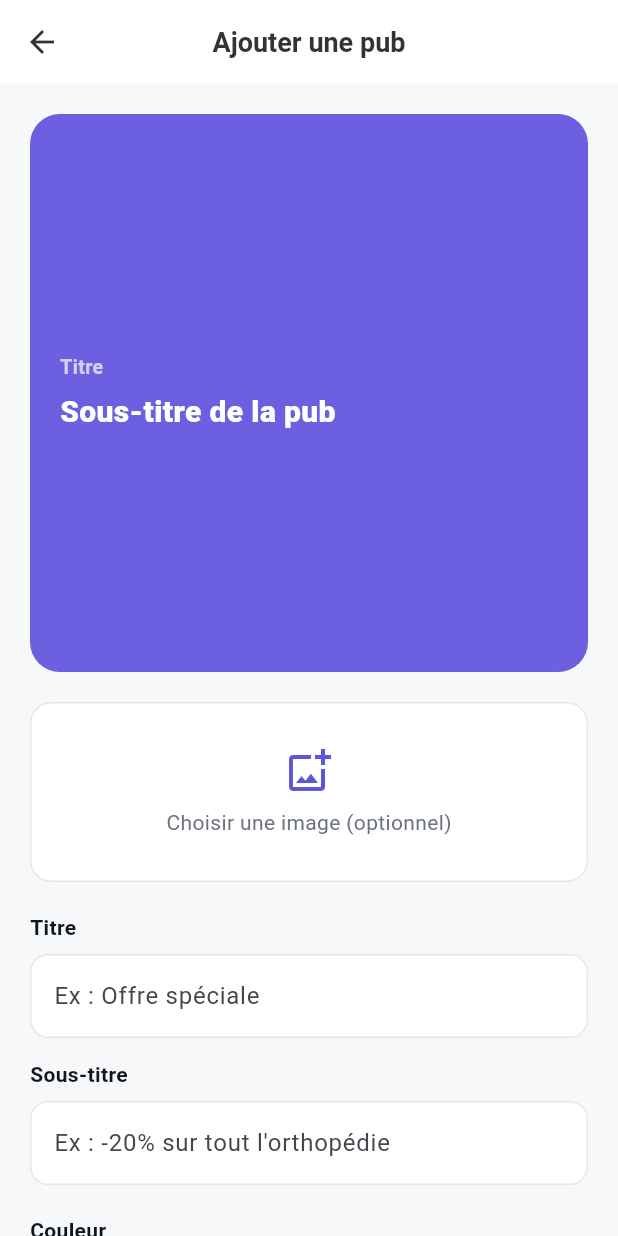
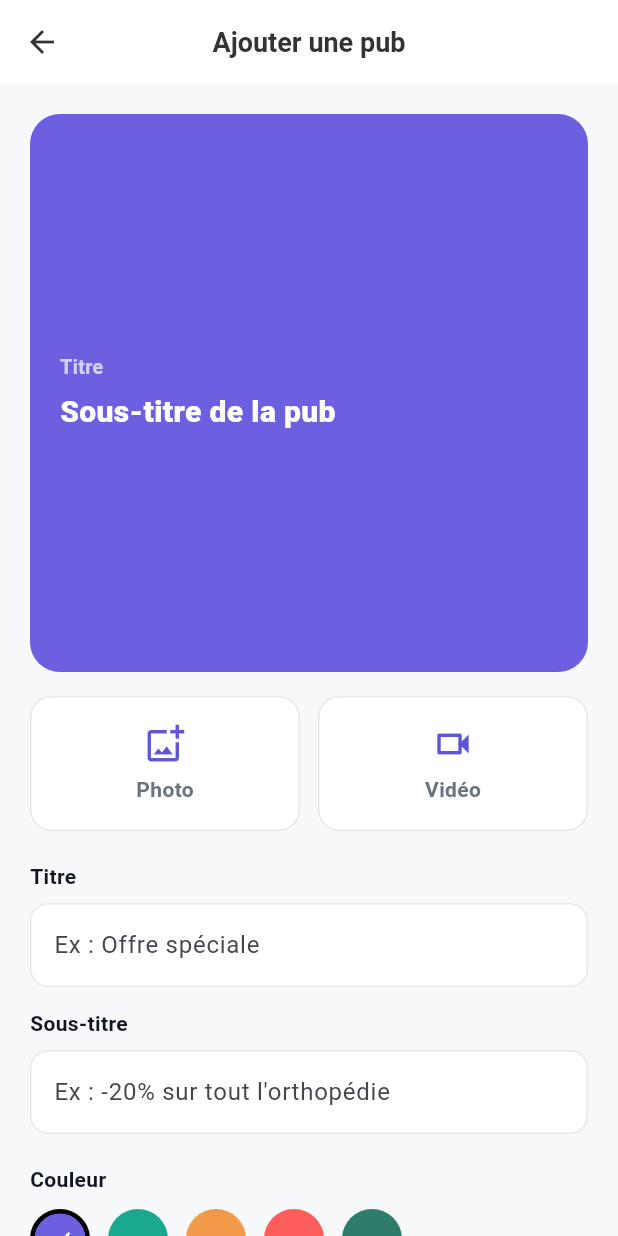
Before and after one commit to pfemoonbou-netizen/medicaclic, a Flutter app: the AddBannerScreen screen opened directly, on a phone screen of 412 x 824 dp. Run offline on Flutter 3.47's test engine with Material 3 defaults, Android fonts, the phone set to English and light mode, and no system bars; our stand-ins replace file_picker, flutter_map, geolocator, go_router, image_picker, latlong2 and 2 more; accounts and stored records are empty.

Commit message:
Boutique: bannieres pub en VIDEO (en plus des photos)
- L'admin peut choisir une photo OU une video (max 30s) pour la pub.
- La video se lit automatiquement, en boucle et sans son dans la banniere.
- Ajout du package video_player, colonne media_type sur promo_banners.

Co-Authored-By: Claude Opus 4.8 <noreply@anthropic.com>
Claude-Session: https://claude.ai/code/session_01Qugv98F72eF1ZMSTqq2YCm

```diff
--- a/lib/providers/product_provider.dart
+++ b/lib/providers/product_provider.dart
@@ -70,8 +70,11 @@ class AdBanner {
   final String title;
   final String subtitle;
   final String? imageUrl;
+  final String mediaType; // 'image' ou 'video'
   final Color color;
-  AdBanner({required this.id, required this.title, required this.subtitle, required this.imageUrl, required this.color});
+  AdBanner({required this.id, required this.title, required this.subtitle, required this.imageUrl, required this.mediaType, required this.color});
+
+  bool get isVideo => mediaType == 'video' && imageUrl != null;
 
   factory AdBanner.fromMap(Map<String, dynamic> map) {
     final hex = (map['color_hex'] as String?) ?? '#6C5FE0';
@@ -80,6 +83,7 @@ class AdBanner {
       title: (map['title'] as String?) ?? '',
       subtitle: (map['subtitle'] as String?) ?? '',
       imageUrl: map['image_url'] as String?,
+      mediaType: (map['media_type'] as String?) ?? 'image',
       color: Color(int.parse(hex.replaceFirst('#', '0xFF'))),
     );
   }
--- a/lib/screens/pharmacy/add_banner_screen.dart
+++ b/lib/screens/pharmacy/add_banner_screen.dart
@@ -17,7 +17,10 @@ class _AddBannerScreenState extends State<AddBannerScreen> {
 
   final _title = TextEditingController();
   final _subtitle = TextEditingController();
-  Uint8List? _imageBytes;
+  Uint8List? _mediaBytes;
+  String _mediaType = 'image'; // 'image' ou 'video'
+  String _fileExt = 'jpg';
+  String _contentType = 'image/jpeg';
   String _colorHex = '#6C5FE0';
   bool _saving = false;
   String? _error;
@@ -42,15 +45,40 @@ class _AddBannerScreenState extends State<AddBannerScreen> {
       final x = await ImagePicker().pickImage(source: ImageSource.gallery, imageQuality: 80, maxWidth: 1200);
       if (x == null) return;
       final bytes = await x.readAsBytes();
-      if (mounted) setState(() => _imageBytes = bytes);
+      if (mounted) {
+        setState(() {
+          _mediaBytes = bytes;
+          _mediaType = 'image';
+          _fileExt = 'jpg';
+          _contentType = 'image/jpeg';
+        });
+      }
     } catch (e) {
       if (mounted) setState(() => _error = 'Image: $e');
     }
   }
 
+  Future<void> _pickVideo() async {
+    try {
+      final x = await ImagePicker().pickVideo(source: ImageSource.gallery, maxDuration: const Duration(seconds: 30));
+      if (x == null) return;
+      final bytes = await x.readAsBytes();
+      if (mounted) {
+        setState(() {
+          _mediaBytes = bytes;
+          _mediaType = 'video';
+          _fileExt = 'mp4';
+          _contentType = 'video/mp4';
+        });
+      }
+    } catch (e) {
+      if (mounted) setState(() => _error = 'Vidéo: $e');
+    }
+  }
+
   Future<void> _publish() async {
-    if (_title.text.trim().isEmpty && _imageBytes == null) {
-      setState(() => _error = 'Ajoute au moins un titre ou une image.');
+    if (_title.text.trim().isEmpty && _mediaBytes == null) {
+      setState(() => _error = 'Ajoute au moins un titre, une image ou une vidéo.');
       return;
     }
     setState(() {
@@ -58,20 +86,21 @@ class _AddBannerScreenState extends State<AddBannerScreen> {
       _error = null;
     });
     try {
-      String? imageUrl;
-      if (_imageBytes != null) {
-        final path = 'banners/${DateTime.now().millisecondsSinceEpoch}.jpg';
+      String? mediaUrl;
+      if (_mediaBytes != null) {
+        final path = 'banners/${DateTime.now().millisecondsSinceEpoch}.$_fileExt';
         await supabase.storage.from('banner-images').uploadBinary(
               path,
-              _imageBytes!,
-              fileOptions: const FileOptions(contentType: 'image/jpeg', upsert: true),
+              _mediaBytes!,
+              fileOptions: FileOptions(contentType: _contentType, upsert: true),
             );
-        imageUrl = supabase.storage.from('banner-images').getPublicUrl(path);
+        mediaUrl = supabase.storage.from('banner-images').getPublicUrl(path);
       }
       await supabase.from('promo_banners').insert({
         'title': _title.text.trim(),
         'subtitle': _subtitle.text.trim(),
-        'image_url': imageUrl,
+        'image_url': mediaUrl,
+        'media_type': _mediaType,
         'color_hex': _colorHex,
         'active': true,
       });
@@ -101,26 +130,22 @@ class _AddBannerScreenState extends State<AddBannerScreen> {
         children: [
           // Aperçu
           _preview(),
-          const SizedBox(height: 20),
-          GestureDetector(
-            onTap: _pickImage,
-            child: Container(
-              height: 120,
-              decoration: BoxDecoration(
-                color: Colors.white,
-                borderRadius: BorderRadius.circular(14),
-                border: Border.all(color: const Color(0xFFE5E7EB)),
-              ),
-              child: Column(
-                mainAxisAlignment: MainAxisAlignment.center,
-                children: [
-                  Icon(_imageBytes == null ? Icons.add_photo_alternate_outlined : Icons.check_circle, color: _purple, size: 32),
-                  const SizedBox(height: 8),
-                  Text(_imageBytes == null ? 'Choisir une image (optionnel)' : 'Image sélectionnée ✓', style: const TextStyle(color: Color(0xFF6B7280))),
-                ],
+          const SizedBox(height: 16),
+          Row(
+            children: [
+              Expanded(child: _mediaButton(Icons.add_photo_alternate_outlined, 'Photo', _pickImage, _mediaBytes != null && _mediaType == 'image')),
+              const SizedBox(width: 12),
+              Expanded(child: _mediaButton(Icons.videocam_outlined, 'Vidéo', _pickVideo, _mediaBytes != null && _mediaType == 'video')),
+            ],
+          ),
+          if (_mediaBytes != null)
+            Padding(
+              padding: const EdgeInsets.only(top: 8),
+              child: Text(
+                _mediaType == 'video' ? 'Vidéo sélectionnée ✓' : 'Image sélectionnée ✓',
+                style: const TextStyle(color: Color(0xFF1AA88F), fontWeight: FontWeight.w600),
               ),
             ),
-          ),
           const SizedBox(height: 20),
           _field('Titre', _title, 'Ex : Offre spéciale'),
           const SizedBox(height: 14),
@@ -167,6 +192,28 @@ class _AddBannerScreenState extends State<AddBannerScreen> {
     );
   }
 
+  Widget _mediaButton(IconData icon, String label, VoidCallback onTap, bool selected) {
+    return GestureDetector(
+      onTap: onTap,
+      child: Container(
+        height: 90,
+        decoration: BoxDecoration(
+          color: selected ? _purple.withValues(alpha: 0.1) : Colors.white,
+          borderRadius: BorderRadius.circular(14),
+          border: Border.all(color: selected ? _purple : const Color(0xFFE5E7EB), width: selected ? 2 : 1),
+        ),
+        child: Column(
+          mainAxisAlignment: MainAxisAlignment.center,
+          children: [
+            Icon(icon, color: _purple, size: 28),
+            const SizedBox(height: 6),
+            Text(label, style: const TextStyle(color: Color(0xFF6B7280), fontWeight: FontWeight.w600)),
+          ],
+        ),
+      ),
+    );
+  }
+
   Widget _preview() {
     final color = _colors[_colorHex] ?? _purple;
     return AspectRatio(
@@ -177,8 +224,10 @@ class _AddBannerScreenState extends State<AddBannerScreen> {
       child: Stack(
         fit: StackFit.expand,
         children: [
-          if (_imageBytes != null) Image.memory(_imageBytes!, fit: BoxFit.cover),
-          if (_imageBytes != null) Container(color: Colors.black.withValues(alpha: 0.3)),
+          if (_mediaBytes != null && _mediaType == 'image') Image.memory(_mediaBytes!, fit: BoxFit.cover),
+          if (_mediaBytes != null && _mediaType == 'video')
+            const Center(child: Icon(Icons.play_circle_fill, color: Colors.white70, size: 60)),
+          if (_mediaBytes != null && _mediaType == 'image') Container(color: Colors.black.withValues(alpha: 0.3)),
           Padding(
             padding: const EdgeInsets.all(20),
             child: Column(
--- a/pubspec.yaml
+++ b/pubspec.yaml
@@ -44,6 +44,7 @@ dependencies:
   supabase_flutter: 2.14.2
   image_picker: ^1.1.2
   file_picker: ^8.1.4
+  video_player: ^2.8.0
 
 dev_dependencies:
   flutter_test:
```
Also changed, not shown: lib/screens/pharmacy/pharmacy_screen.dart (+64 -1 lines), 1 other file.
